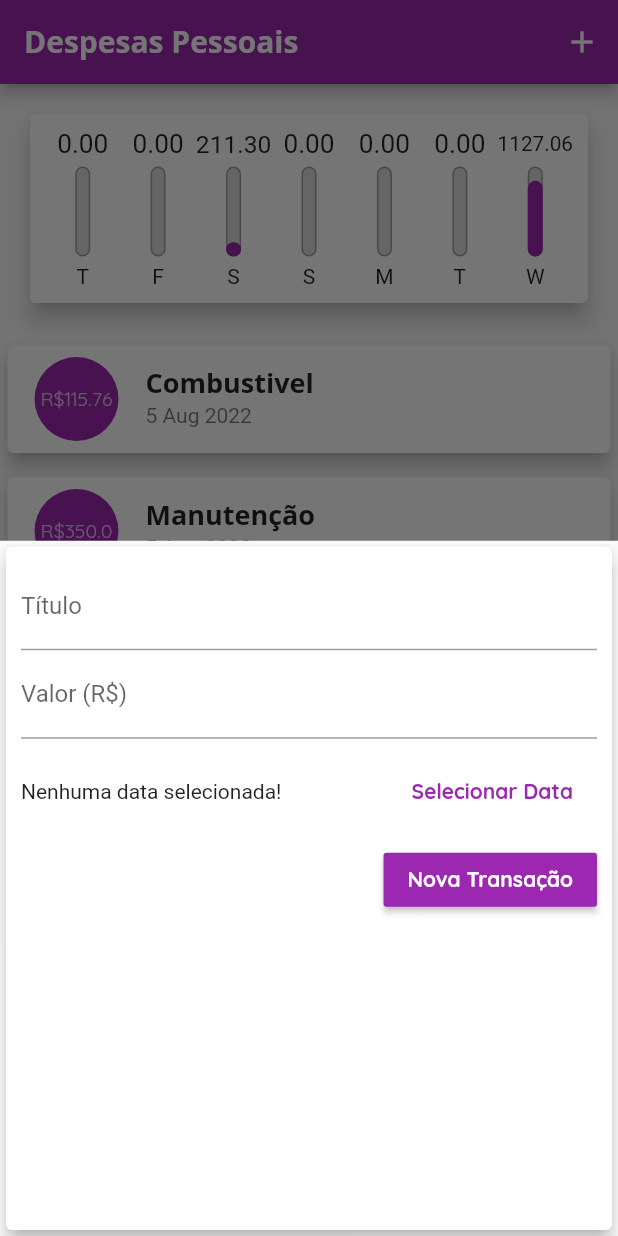
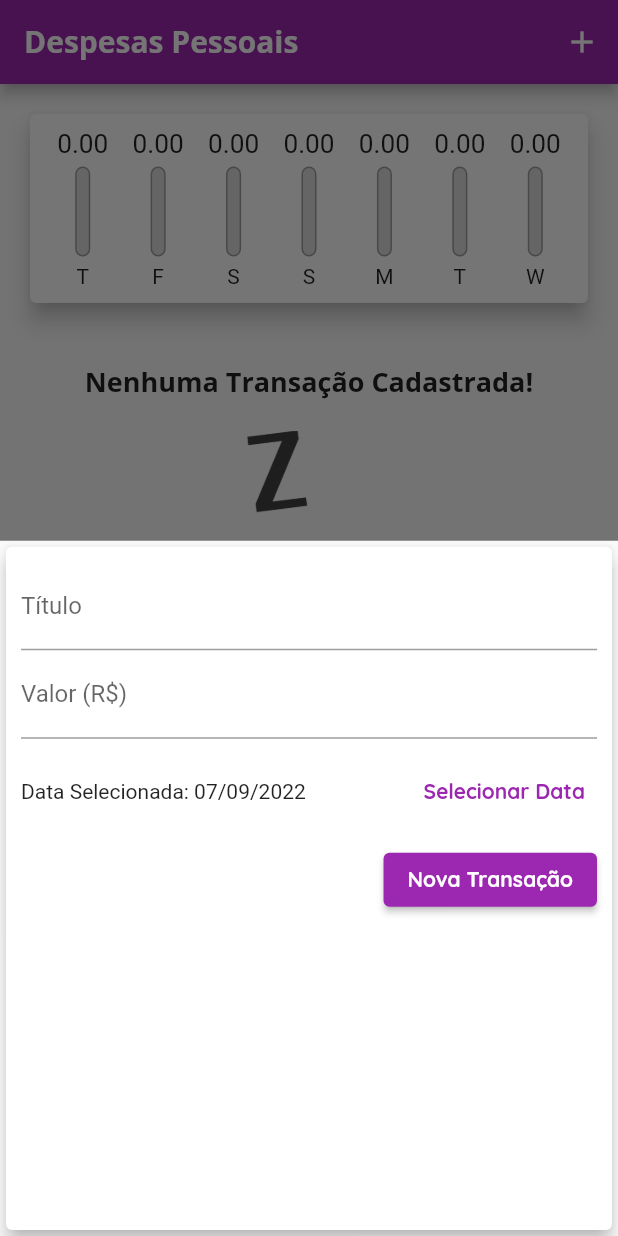
Before and after one commit to souzap371/projeto_despesas_pessoais, a Flutter app: the screen it shows after launch, after a tap on the "add" icon, on a phone screen of 412 x 824 dp. Run offline on Flutter 3.47's test engine with Material 2 defaults, Android fonts, the phone set to English and light mode, and no system bars.

```diff
--- a/lib/components/chart.dart
+++ b/lib/components/chart.dart
@@ -57,7 +57,9 @@ class Chart extends StatelessWidget {
               child: ChartBar(
                 label: tr['day'] as String,
                 value: tr['value'] as double,
-                percentage: (tr['value'] as double) / _weekTotalValue,
+                percentage: _weekTotalValue == 0
+                    ? 0
+                    : (tr['value'] as double) / _weekTotalValue,
               ),
             );
           }).toList(),
--- a/lib/components/transaction_form.dart
+++ b/lib/components/transaction_form.dart
@@ -6,7 +6,7 @@ import '../main.dart';
 import 'package:intl/intl.dart';
 
 class TransactionForm extends StatefulWidget {
-  final void Function(String, double) onSubmit;
+  final void Function(String, double, DateTime) onSubmit;
 
   TransactionForm(this.onSubmit);
 
@@ -17,17 +17,17 @@ class TransactionForm extends StatefulWidget {
 class _TransactionFormState extends State<TransactionForm> {
   final _titleController = TextEditingController();
   final _valueController = TextEditingController();
-  DateTime? _selectedDate;
+  DateTime _selectedDate = DateTime.now();
 
   _submitForm() {
     final title = _titleController.text;
     final value = double.tryParse(_valueController.text) ?? 0.0;
 
-    if (title.isEmpty || value <= 0) {
+    if (title.isEmpty || value <= 0 || _selectedDate == null) {
       return;
     }
 
-    widget.onSubmit(title, value);
+    widget.onSubmit(title, value, _selectedDate);
   }
 
   _showDatePicker() {
@@ -70,7 +70,7 @@ class _TransactionFormState extends State<TransactionForm> {
                 labelText: 'Valor (R\$)',
               ),
             ),
-            Container(
+            SizedBox(
               height: 70,
               child: Row(
                 children: <Widget>[
@@ -81,26 +81,28 @@ class _TransactionFormState extends State<TransactionForm> {
                           : 'Data Selecionada: ${DateFormat('dd/MM/y').format(_selectedDate!)}',
                     ),
                   ),
-                  FlatButton(
-                    textColor: Colors.purple,
-                    child: Text(
+                  TextButton(
+                    child: const Text(
                       'Selecionar Data',
                       style: TextStyle(
                         fontWeight: FontWeight.bold,
                       ),
                     ),
                     onPressed: _showDatePicker,
-                  ),
+                  )
                 ],
               ),
             ),
             Row(
               mainAxisAlignment: MainAxisAlignment.end,
               children: <Widget>[
-                RaisedButton(
-                  child: Text('Nova Transação'),
-                  color: Colors.purple,
-                  textColor: Colors.white,
+                ElevatedButton(
+                  child: Text(
+                    'Nova Transação',
+                    style: TextStyle(
+                      color: Theme.of(context).textTheme.button?.color,
+                    ),
+                  ),
                   onPressed: _submitForm,
                 ),
               ],
--- a/lib/main.dart
+++ b/lib/main.dart
@@ -53,38 +53,7 @@ class MyHomePage extends StatefulWidget {
 }
 
 class _MyHomePageState extends State<MyHomePage> {
-  final List<Transaction> _transactions = [
-    Transaction(
-      id: 't0',
-      title: 'Combustivel',
-      value: 115.76,
-      date: DateTime.now().subtract(Duration(days: 33)),
-    ),
-    Transaction(
-      id: 't1',
-      title: 'Manutenção',
-      value: 350.00,
-      date: DateTime.now().subtract(Duration(days: 33)),
-    ),
-    Transaction(
-      id: 't2',
-      title: 'Cartão de crédito',
-      value: 1115.76,
-      date: DateTime.now(),
-    ),
-    Transaction(
-      id: 't3',
-      title: 'Lanche',
-      value: 11.30,
-      date: DateTime.now(),
-    ),
-    Transaction(
-      id: 't4',
-      title: 'Conta de Luz',
-      value: 211.30,
-      date: DateTime.now().subtract(Duration(days: 4)),
-    ),
-  ];
+  final List<Transaction> _transactions = [];
 
   List<Transaction> get _recentTransactions {
     return _transactions.where((tr) {
@@ -94,12 +63,12 @@ class _MyHomePageState extends State<MyHomePage> {
     }).toList();
   }
 
-  _addTransaction(String title, double value) {
+  _addTransaction(String title, double value, DateTime date) {
     final newTransaction = Transaction(
       id: Random().nextDouble().toString(),
       title: title,
       value: value,
-      date: DateTime.now(),
+      date: date,
     );
 
     setState(() {
```
Also changed, not shown: pubspec.lock.
